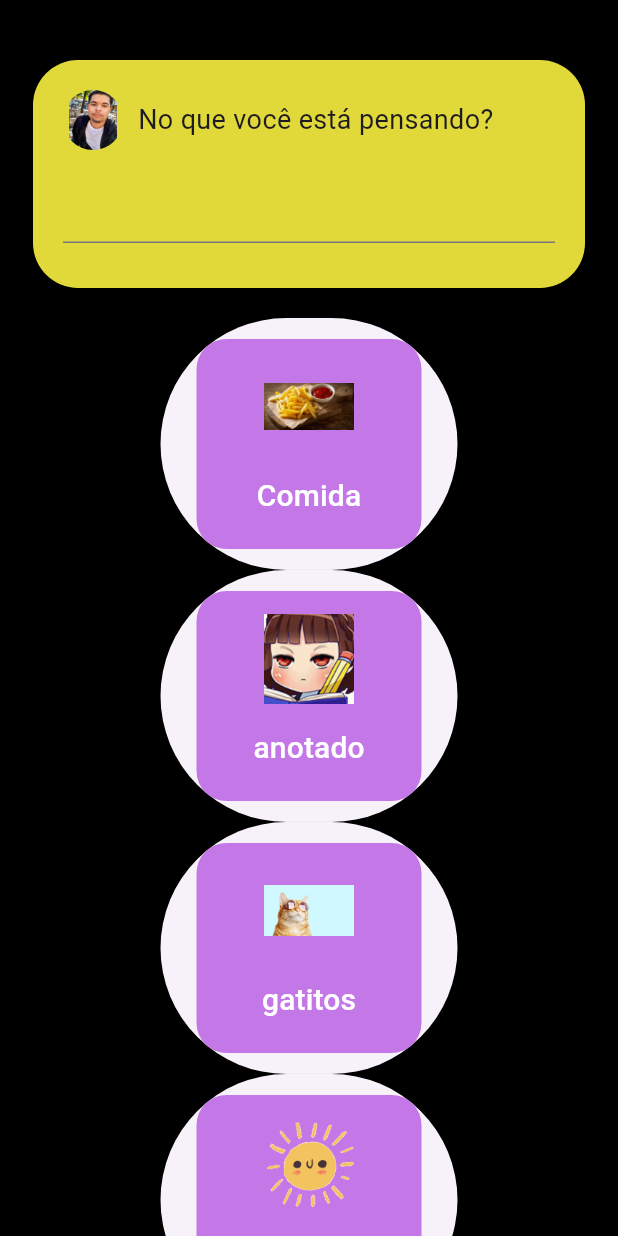
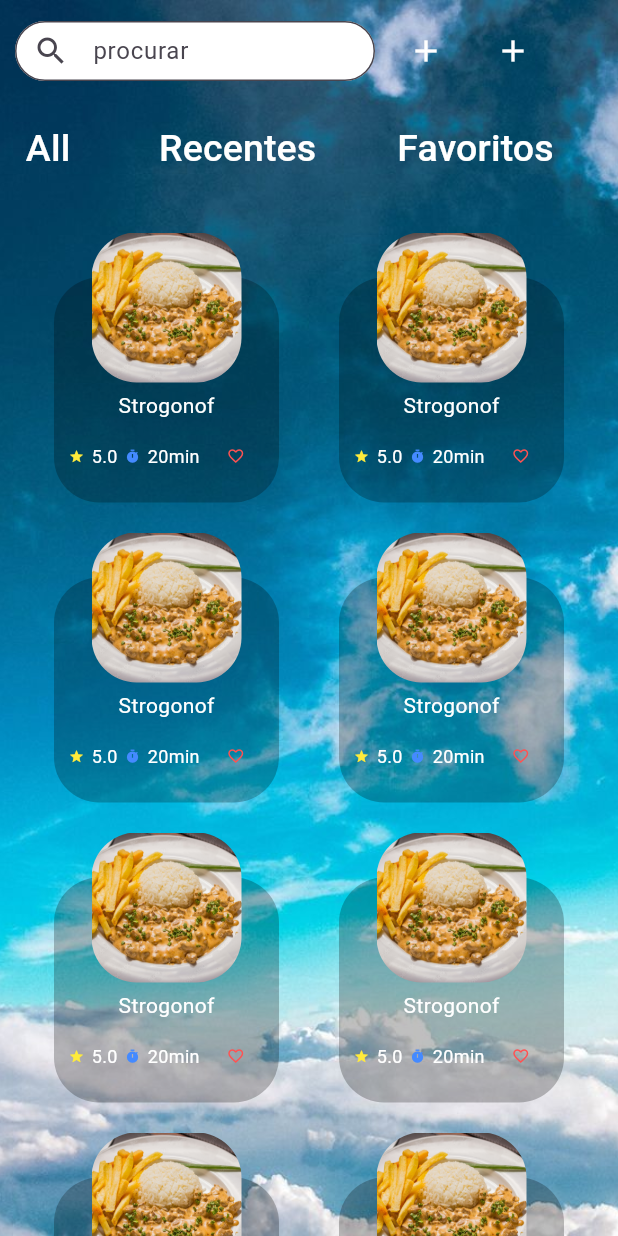
Before and after one commit to Layel52/Anoted, a Flutter app: the screen it shows after launch, after a tap on "Comida", on a phone screen of 412 x 824 dp. Run offline on Flutter 3.47's test engine with Material 2 defaults, Android fonts, the phone set to English and light mode, and no system bars.

Commit message:
add recipe page

```diff
--- /dev/null
+++ b/lib/homePage/home_page.dart
@@ -0,0 +1,44 @@
+import 'package:flutter/material.dart';
+//
+import 'widgets/button_cards.dart';
+import 'widgets/cards.dart';
+
+class HomePage extends StatelessWidget {
+  const HomePage({super.key});
+
+  @override
+  Widget build(BuildContext context) {
+    return Scaffold(
+      backgroundColor: Colors.black,
+      body: Container(
+        alignment: Alignment.topCenter,
+        child: ListView(
+          children: [
+            Column(
+              children: [
+                const CardHome(imgUser: 'assets/eu.jpeg'),
+                Wrap(
+                  spacing: 54,
+                  children: const [
+                    ButtonCard(
+                        buttonCardImage: 'assets/comida.jpg',
+                        buttonCardTittle: 'Comida'),
+                    ButtonCard(
+                        buttonCardImage: 'assets/noted.gif',
+                        buttonCardTittle: 'anotado'),
+                    ButtonCard(
+                        buttonCardImage: 'assets/gato.jpg',
+                        buttonCardTittle: 'gatitos'),
+                    ButtonCard(
+                        buttonCardImage: 'assets/sunny.gif',
+                        buttonCardTittle: 'tempo'),
+                  ],
+                )
+              ],
+            )
+          ],
+        ),
+      ),
+    );
+  }
+}
--- /dev/null
+++ b/lib/homePage/widgets/button_cards.dart
@@ -0,0 +1,53 @@
+// ignore_for_file: public_member_api_docs, sort_constructors_first
+import 'package:flutter/material.dart';
+
+class ButtonCard extends StatelessWidget {
+  final String buttonCardImage;
+  final String buttonCardTittle;
+  const ButtonCard({
+    Key? key,
+    required this.buttonCardImage,
+    required this.buttonCardTittle,
+  }) : super(key: key);
+
+  @override
+  Widget build(BuildContext context) {
+    return Container(
+      margin: const EdgeInsets.symmetric(vertical: 24),
+      child: ElevatedButton(
+        style: ButtonStyle(
+          shape: MaterialStateProperty.all(
+            RoundedRectangleBorder(
+              borderRadius: BorderRadius.circular(20),
+            ),
+          ),
+          fixedSize: MaterialStateProperty.all(
+            const Size(150, 150),
+          ),
+          backgroundColor: MaterialStateProperty.all(
+            const Color.fromRGBO(196, 120, 232, 1),
+          ),
+        ),
+        onPressed: () {
+          Navigator.pushNamed(context, '/recipe');
+        },
+        child: Column(
+          children: [
+            Image.asset(
+              buttonCardImage,
+              width: 60,
+              height: 90,
+            ),
+            Text(
+              buttonCardTittle,
+              style: const TextStyle(
+                color: Colors.white,
+                fontSize: 20,
+              ),
+            ),
+          ],
+        ),
+      ),
+    );
+  }
+}
--- /dev/null
+++ b/lib/homePage/widgets/cards.dart
@@ -0,0 +1,52 @@
+import 'package:flutter/material.dart';
+
+class CardHome extends StatelessWidget {
+  final String imgUser;
+  const CardHome({
+    Key? key,
+    required this.imgUser,
+  }) : super(key: key);
+
+  @override
+  Widget build(BuildContext context) {
+    return Container(
+      margin: const EdgeInsets.only(top: 40, left: 20, right: 20, bottom: 20),
+      decoration: BoxDecoration(
+        borderRadius: BorderRadius.circular(30),
+        color: const Color.fromRGBO(224, 217, 57, 1),
+      ),
+      width: 368,
+      height: 152,
+      padding: const EdgeInsets.all(20),
+      child: Column(
+        children: [
+          Row(
+            children: [
+              Container(
+                width: 40,
+                height: 40,
+                decoration: BoxDecoration(
+                  borderRadius: BorderRadius.circular(50),
+                  image: DecorationImage(
+                    image: AssetImage(imgUser),
+                  ),
+                ),
+              ),
+              const SizedBox(
+                width: 10,
+              ),
+              const Text(
+                'No que você está pensando?',
+                style: TextStyle(fontSize: 18),
+              ),
+            ],
+          ),
+          const SizedBox(
+            height: 14,
+          ),
+          const TextField()
+        ],
+      ),
+    );
+  }
+}
--- a/lib/main.dart
+++ b/lib/main.dart
@@ -1,6 +1,7 @@
 import 'package:flutter/material.dart';
-import 'package:lulu/cards_homePage/button_cards.dart';
-import 'package:lulu/cards_homePage/cards.dart';
+import 'package:lulu/recipe_page/racipe_home.dart';
+
+import 'homePage/home_page.dart';
 
 void main(List<String> args) {
   runApp(const MyApp());
@@ -16,49 +17,13 @@ class MyApp extends StatefulWidget {
 class _MyAppState extends State<MyApp> {
   @override
   Widget build(BuildContext context) {
+    //TO do
     return MaterialApp(
       theme: ThemeData(useMaterial3: true),
-      home: const HomePage(),
+      routes: {
+        '/': (_) => const HomePage(),
+        '/recipe': (_) => const RecipeHome()
+      },
     );
   }
 }
-
-class HomePage extends StatelessWidget {
-  const HomePage({super.key});
-
-  @override
-  Widget build(BuildContext context) {
-    return Scaffold(
-      body: Container(
-        alignment: Alignment.topCenter,
-        color: Colors.black,
-        child: ListView(
-          children: [
-            Column(
-              children: [
-                const CardHome(imgUser: 'assets/eu.jpeg'),
-                Wrap(
-                  spacing: 54,
-                  children: const [
-                    ButtonCard(
-                        buttonCardImage: 'assets/comida.jpg',
-                        buttonCardTittle: 'Comida'),
-                    ButtonCard(
-                        buttonCardImage: 'assets/noted.gif',
-                        buttonCardTittle: 'anotado'),
-                    ButtonCard(
-                        buttonCardImage: 'assets/gato.jpg',
-                        buttonCardTittle: 'gatitos'),
-                    ButtonCard(
-                        buttonCardImage: 'assets/sunny.gif',
-                        buttonCardTittle: 'tempo'),
-                  ],
-                )
-              ],
-            )
-          ],
-        ),
-      ),
-    );
-  }
-}
--- /dev/null
+++ b/lib/recipe_page/racipe_home.dart
@@ -0,0 +1,89 @@
+import 'package:flutter/material.dart';
+import 'package:lulu/recipe_page/widgets/recipe_header.dart';
+
+import 'widgets/buttons_recipes.dart';
+import 'widgets/food_button.dart';
+
+class RecipeHome extends StatelessWidget {
+  const RecipeHome({super.key});
+
+  @override
+  Widget build(BuildContext context) {
+    return Scaffold(
+      body: Container(
+        decoration: const BoxDecoration(
+          image: DecorationImage(
+              image: AssetImage('assets/sky.jpeg'), fit: BoxFit.cover),
+        ),
+        child: ListView(
+          children: [
+            Column(
+              children: [
+                const SizedBox(
+                  height: 10,
+                ),
+                Row(
+                  children: const [HeaderRecipe()],
+                ),
+                const SizedBox(height: 15),
+                Row(
+                  children: const [
+                    RecipeButton(texto: 'All'),
+                    SizedBox(width: 30),
+                    RecipeButton(texto: 'Recentes'),
+                    SizedBox(width: 30),
+                    RecipeButton(
+                      texto: 'Favoritos',
+                    ),
+                  ],
+                ),
+                const SizedBox(height: 30),
+                Wrap(
+                  spacing: 40,
+                  children: const [
+                    FoodButton(
+                      imagen: "assets/strogonof.jpg",
+                      texto: 'Strogonof',
+                    ),
+                    FoodButton(
+                      imagen: "assets/strogonof.jpg",
+                      texto: 'Strogonof',
+                    ),
+                    FoodButton(
+                      imagen: "assets/strogonof.jpg",
+                      texto: 'Strogonof',
+                    ),
+                    FoodButton(
+                      imagen: "assets/strogonof.jpg",
+                      texto: 'Strogonof',
+                    ),
+                    FoodButton(
+                      imagen: "assets/strogonof.jpg",
+                      texto: 'Strogonof',
+                    ),
+                    FoodButton(
+                      imagen: "assets/strogonof.jpg",
+                      texto: 'Strogonof',
+                    ),
+                    FoodButton(
+                      imagen: "assets/strogonof.jpg",
+                      texto: 'Strogonof',
+                    ),
+                    FoodButton(
+                      imagen: "assets/strogonof.jpg",
+                      texto: 'Strogonof',
+                    ),
+                    FoodButton(
+                      imagen: "assets/strogonof.jpg",
+                      texto: 'Strogonof',
+                    ),
+                  ],
+                )
+              ],
+            )
+          ],
+        ),
+      ),
+    );
+  }
+}
--- /dev/null
+++ b/lib/recipe_page/widgets/buttons_recipes.dart
@@ -0,0 +1,20 @@
+// ignore_for_file: public_member_api_docs, sort_constructors_first
+import 'package:flutter/material.dart';
+
+class RecipeButton extends StatelessWidget {
+  final String texto;
+  const RecipeButton({
+    Key? key,
+    required this.texto,
+  }) : super(key: key);
+
+  @override
+  Widget build(BuildContext context) {
+    return TextButton(
+        onPressed: () {},
+        child: Text(
+          texto,
+          style: const TextStyle(color: Colors.white, fontSize: 25),
+        ));
+  }
+}
--- /dev/null
+++ b/lib/recipe_page/widgets/food_button.dart
@@ -0,0 +1,55 @@
+// ignore_for_file: public_member_api_docs, sort_constructors_first
+import 'package:flutter/material.dart';
+import 'package:lulu/recipe_page/widgets/icons_button.dart';
+
+import 'package:lulu/recipe_page/widgets/img_click.dart';
+
+class FoodButton extends StatelessWidget {
+  final String texto;
+  final String imagen;
+  const FoodButton({
+    Key? key,
+    required this.texto,
+    required this.imagen,
+  }) : super(key: key);
+
+  @override
+  Widget build(BuildContext context) {
+    return SizedBox(
+      width: 150,
+      height: 200,
+      child: Stack(
+        alignment: Alignment.topCenter,
+        children: <Widget>[
+          Container(
+            decoration: BoxDecoration(
+              color: const Color.fromRGBO(0, 0, 0, 0.25),
+              borderRadius: BorderRadius.circular(30),
+            ),
+            margin: const EdgeInsets.only(top: 30),
+            height: 150,
+            width: 150,
+          ),
+          Column(
+            children: [
+              ImgBorderRadios(
+                imagem: imagen,
+              ),
+              const SizedBox(
+                height: 5,
+              ),
+              Text(
+                texto,
+                style: const TextStyle(color: Colors.white),
+              ),
+              const SizedBox(
+                height: 0,
+              ),
+              const RecipeIconsBar(starNotes: "5.0", timerForFood: "20min")
+            ],
+          ),
+        ],
+      ),
+    );
+  }
+}
--- /dev/null
+++ b/lib/recipe_page/widgets/icons_button.dart
@@ -0,0 +1,61 @@
+// ignore_for_file: public_member_api_docs, sort_constructors_first
+import 'package:flutter/material.dart';
+
+class RecipeIconsBar extends StatelessWidget {
+  final String starNotes;
+  final String timerForFood;
+  const RecipeIconsBar({
+    Key? key,
+    required this.starNotes,
+    required this.timerForFood,
+  }) : super(key: key);
+
+  @override
+  Widget build(BuildContext context) {
+    // ignore: avoid_unnecessary_containers
+    return Container(
+      child: Row(
+        children: [
+          const SizedBox(
+            width: 10,
+          ),
+          const Icon(
+            Icons.star,
+            size: 10,
+            color: Colors.yellow,
+          ),
+          const SizedBox(
+            width: 5,
+          ),
+          Text(
+            starNotes,
+            style: const TextStyle(color: Colors.white, fontSize: 12),
+          ),
+          const SizedBox(
+            width: 5,
+          ),
+          const Icon(
+            Icons.timer,
+            size: 10,
+            color: Colors.blueAccent,
+          ),
+          const SizedBox(
+            width: 5,
+          ),
+          Text(
+            timerForFood,
+            style: const TextStyle(color: Colors.white, fontSize: 12),
+          ),
+          IconButton(
+            onPressed: () {},
+            icon: const Icon(
+              Icons.favorite_border,
+              size: 12,
+              color: Colors.redAccent,
+            ),
+          )
+        ],
+      ),
+    );
+  }
+}
--- /dev/null
+++ b/lib/recipe_page/widgets/img_click.dart
@@ -0,0 +1,25 @@
+// ignore_for_file: public_member_api_docs, sort_constructors_first
+import 'package:flutter/widgets.dart';
+
+class ImgBorderRadios extends StatelessWidget {
+  final String imagem;
+  const ImgBorderRadios({
+    Key? key,
+    required this.imagem,
+  }) : super(key: key);
+
+  @override
+  Widget build(BuildContext context) {
+    return Container(
+      width: 100,
+      height: 100,
+      decoration: BoxDecoration(
+          borderRadius: BorderRadius.circular(30),
+          shape: BoxShape.rectangle,
+          image: DecorationImage(
+            image: AssetImage(imagem),
+            fit: BoxFit.cover,
+          )),
+    );
+  }
+}
--- /dev/null
+++ b/lib/recipe_page/widgets/recipe_header.dart
@@ -0,0 +1,48 @@
+import 'package:flutter/material.dart';
+
+class HeaderRecipe extends StatelessWidget {
+  const HeaderRecipe({super.key});
+
+  @override
+  Widget build(BuildContext context) {
+    return Row(
+      children: [
+        Container(
+          width: 240,
+          height: 40,
+          margin: const EdgeInsets.symmetric(horizontal: 10),
+          child: TextField(
+            keyboardType: TextInputType.name,
+            decoration: InputDecoration(
+              filled: true,
+              fillColor: Colors.white,
+              contentPadding: const EdgeInsets.fromLTRB(12, 0, 12, 0),
+              border: OutlineInputBorder(
+                borderRadius: BorderRadius.circular(40),
+              ),
+              label: const Text('procurar'),
+              prefixIcon: const Icon(Icons.search),
+            ),
+          ),
+        ),
+        IconButton(
+          onPressed: () {},
+          icon: const Icon(
+            Icons.add,
+            color: Colors.white,
+          ),
+        ),
+        const SizedBox(
+          width: 10,
+        ),
+        IconButton(
+          onPressed: () {},
+          icon: const Icon(
+            Icons.add,
+            color: Colors.white,
+          ),
+        ),
+      ],
+    );
+  }
+}
```
Also changed, not shown: assets/sky.jpeg (added).
